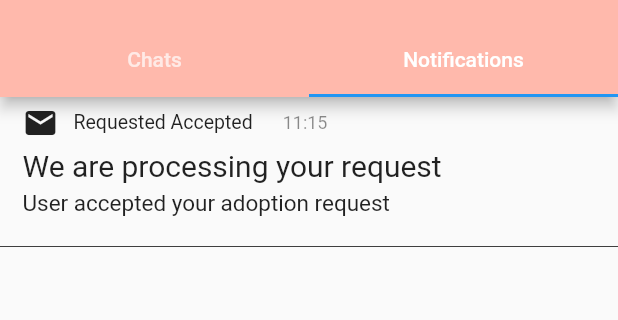
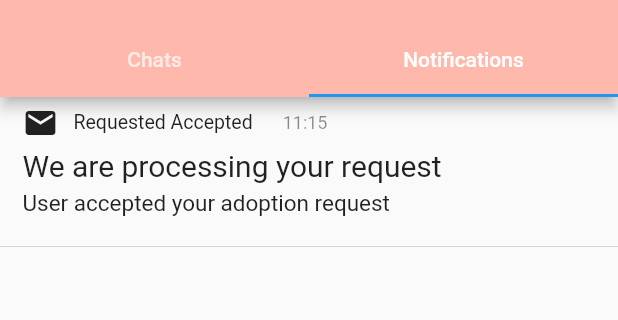
Before and after one commit to catInOrbit/PetRescue, a Flutter app: the screen it shows after launch, tab 2 chosen, on a phone screen of 412 x 824 dp, the part 59-379 px from its top. Run offline on Flutter 3.47's test engine with Material 2 defaults, Android fonts, the phone set to English and light mode, and no system bars; drawn by our look-alikes of flutter_slidable.

Commit message:
update 17:17 24/10

```diff
--- a/lib/notification_widget.dart
+++ b/lib/notification_widget.dart
@@ -219,7 +219,7 @@ class _NotifiSecondState extends State<NotifiSecond> {
           height: 100,
           decoration: BoxDecoration(
               border: Border(
-                  bottom: BorderSide(width: 0.5)
+                  bottom: BorderSide(width: 0.1)
               )
           ),
           child: Padding(
```
Also changed, not shown: lib/chat_widget.dart (+13 -1 lines).
